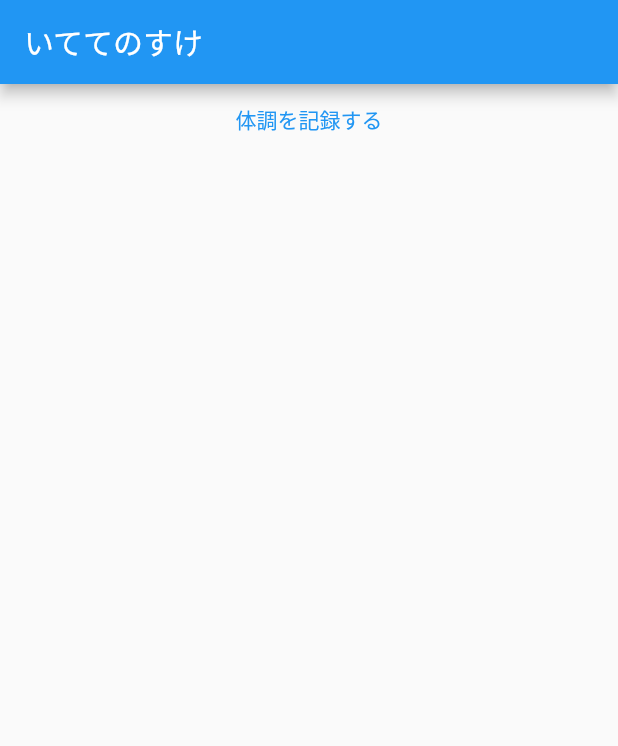
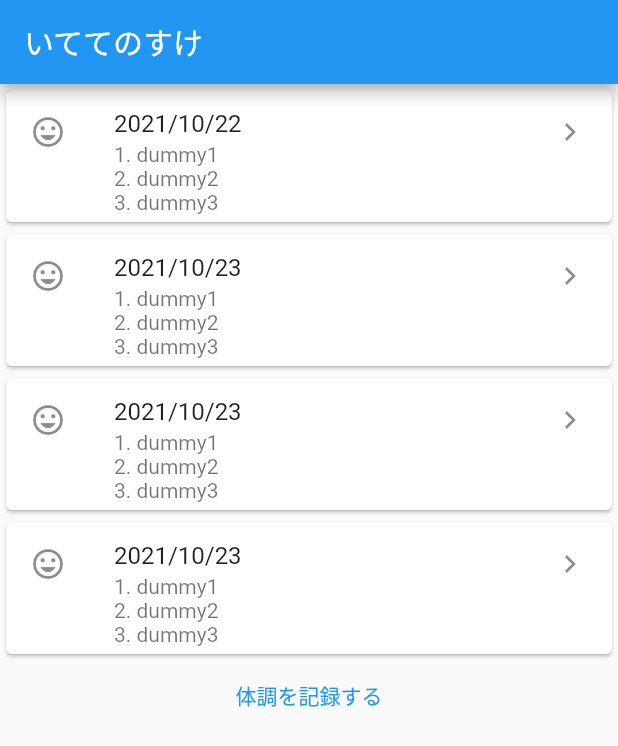
Before and after one commit to captain-blue210/itete_no_suke_flutter, a Flutter app: the screen it shows after launch, on a phone screen of 412 x 824 dp. Shown: the top 746 px of the screen. Run offline on Flutter 3.47's test engine with Material 2 defaults, Android fonts, the phone set to English and light mode, and no system bars.

Commit message:
style : add record list

```diff
--- a/lib/view/pages/home.dart
+++ b/lib/view/pages/home.dart
@@ -13,6 +13,42 @@ class Home extends StatelessWidget {
       body: Center(
         child: ListView(
           children: <Widget>[
+            Card(
+              child: ListTile(
+                leading: Icon(Icons.tag_faces),
+                title: Text('2021/10/22'),
+                subtitle: Text('1. dummy1\n2. dummy2\n3. dummy3'),
+                trailing: Icon(Icons.keyboard_arrow_right),
+                isThreeLine: true,
+              ),
+            ),
+            Card(
+              child: ListTile(
+                leading: Icon(Icons.tag_faces),
+                title: Text('2021/10/23'),
+                subtitle: Text('1. dummy1\n2. dummy2\n3. dummy3'),
+                trailing: Icon(Icons.keyboard_arrow_right),
+                isThreeLine: true,
+              ),
+            ),
+            Card(
+              child: ListTile(
+                leading: Icon(Icons.tag_faces),
+                title: Text('2021/10/23'),
+                subtitle: Text('1. dummy1\n2. dummy2\n3. dummy3'),
+                trailing: Icon(Icons.keyboard_arrow_right),
+                isThreeLine: true,
+              ),
+            ),
+            Card(
+              child: ListTile(
+                leading: Icon(Icons.tag_faces),
+                title: Text('2021/10/23'),
+                subtitle: Text('1. dummy1\n2. dummy2\n3. dummy3'),
+                trailing: Icon(Icons.keyboard_arrow_right),
+                isThreeLine: true,
+              ),
+            ),
             TextButton(
                 onPressed: () => Navigator.push(
                     context,
```
